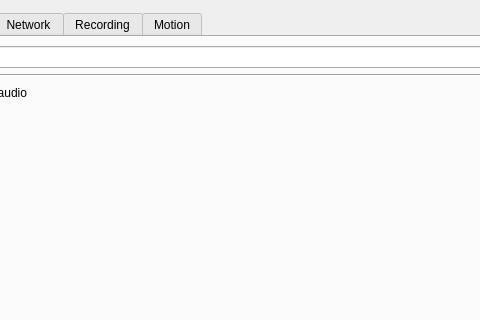
Old version of the form client/src/ui/widgets/properties/single_camera_settings_widget.ui in the repository networkoptix/nx_open; both pictures show x 84 to 564 and y 0 to 320 of the 712 by 591 pixel window.
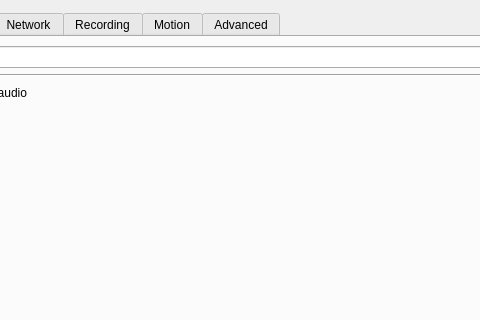
New version of the form. Custom widgets are drawn as their Qt base class.

What changed in the file:
```diff
--- a/client/src/ui/widgets/properties/single_camera_settings_widget.ui
+++ b/client/src/ui/widgets/properties/single_camera_settings_widget.ui
@@ -398,6 +398,11 @@
        </item>
       </layout>
      </widget>
+     <widget class="QWidget" name="tabAdvanced">
+      <attribute name="title">
+       <string>Advanced</string>
+      </attribute>
+     </widget>
     </widget>
    </item>
   </layout>
```
Left out of the diff: 8 changed lines with no effect on the pictures.
